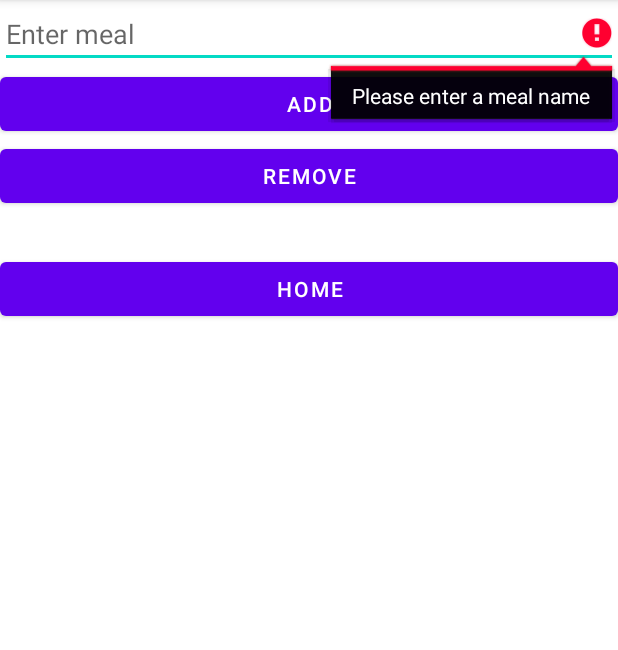
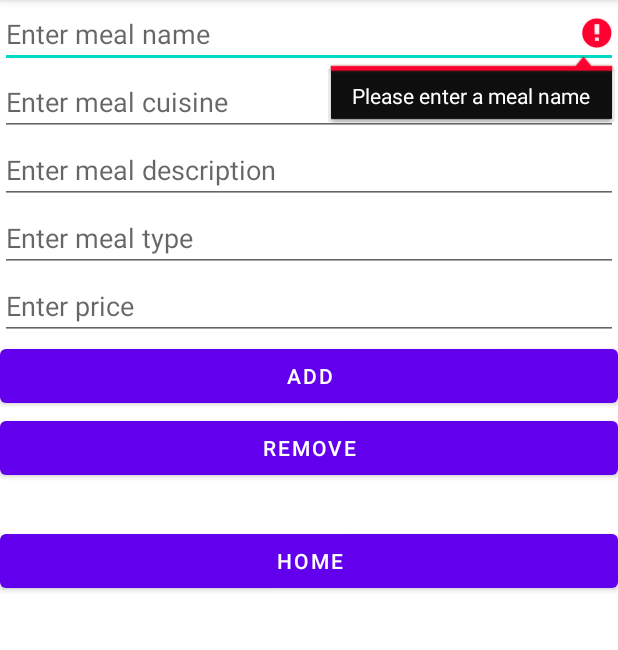
Before and after one commit to uOttawaSEGA2022/halal-eats, an Android app: the EditMenu screen opened directly, with no data from a screen before it, after a tap on "ADD", on a phone screen of 412 x 824 dp, the part 84-734 px from its top. Run offline under Robolectric (Android 15) with nearby library versions, the phone set to English and light mode, and no system bars; our stand-ins replace Firebase (no records; nobody signed in at launch, a user with empty details on screens opened directly).

Commit message:
menu and offered menu

```diff
--- a/app/src/main/java/com/example/mealerapp/EditMenu.java
+++ b/app/src/main/java/com/example/mealerapp/EditMenu.java
@@ -27,7 +27,7 @@ import android.widget.Spinner;
 public class EditMenu extends AppCompatActivity {
     //private String mealName;
     DatabaseReference databaseReference;
-    EditText mealNameInput;
+    EditText mealNameInput, mealCuisineInput, mealTypeInput, mealDescInput, priceInput;
 
     @Override
     protected void onCreate(Bundle savedInstanceState) {
@@ -39,6 +39,11 @@ public class EditMenu extends AppCompatActivity {
 
         // get meal name (capture text)
         EditText mealNameInput = (EditText) findViewById(R.id.mealNameInput);
+        EditText mealCuisineInput = (EditText) findViewById(R.id.mealCuisineInput);
+        EditText mealTypeInput = (EditText) findViewById(R.id.mealTypeInput);
+        EditText mealDescInput = (EditText) findViewById(R.id.mealDescInput);
+        EditText priceInput = (EditText) findViewById(R.id.priceInput);
+
 
 
         ArrayList<String> menu = new ArrayList<>();
@@ -58,6 +63,11 @@ public class EditMenu extends AppCompatActivity {
                 // !!!!!!!!!!!!!!!!!!! make sure they can't add empty meal //
 
                 String mealName = mealNameInput.getText().toString();
+                String mealType = mealTypeInput.getText().toString();
+                String mealCuisine = mealCuisineInput.getText().toString();
+                String mealDesc = mealDescInput.getText().toString();
+                String price = priceInput.getText().toString().replace(".", ",").replace("$", "CAD").replace("[", "(").replace("]", ")".replace("#", "number").replace("/", ""));
+
                 if (!mealName.isEmpty()) {
                     databaseReference = FirebaseDatabase.getInstance().getReference("users");
                     databaseReference.child(email).child("menu").addValueEventListener(new ValueEventListener() {
@@ -90,8 +100,18 @@ public class EditMenu extends AppCompatActivity {
                         mealNameInput.setError("Meal already exists in menu");
 
                     } else {
-                        databaseReference.child(email).child("menu").child(mealName).setValue(false);
+                        databaseReference.child(email).child("menu").child(mealName).child("offered").setValue(false);
+                        databaseReference.child(email).child("menu").child(mealName).child("mealname").setValue(mealName);
+                        databaseReference.child(email).child("menu").child(mealName).child("mealtype").setValue(mealType);
+                        databaseReference.child(email).child("menu").child(mealName).child("mealcuisine").setValue(mealCuisine);
+                        databaseReference.child(email).child("menu").child(mealName).child("mealdesc").setValue(mealDesc);
+                        databaseReference.child(email).child("menu").child(mealName).child("price").setValue(price);
+
                         mealNameInput.getText().clear();
+                        mealCuisineInput.getText().clear();
+                        mealTypeInput.getText().clear();
+                        mealDescInput.getText().clear();
+                        priceInput.getText().clear();
                     }
 
 
--- a/app/src/main/java/com/example/mealerapp/EditOfferedMenu.java
+++ b/app/src/main/java/com/example/mealerapp/EditOfferedMenu.java
@@ -41,7 +41,7 @@ public class EditOfferedMenu extends AppCompatActivity {
     @Override
     protected void onCreate(Bundle savedInstanceState) {
         super.onCreate(savedInstanceState);
-        setContentView(R.layout.activity_add_meal_to_offered_menu);
+        setContentView(R.layout.activity_edit_offered_menu);
 
         // MainLogin e = new MainLogin();
         String email =  MainLogin.emailWithCommas;
--- a/app/src/main/res/layout/activity_edit_menu.xml
+++ b/app/src/main/res/layout/activity_edit_menu.xml
@@ -15,9 +15,32 @@
             android:id="@+id/mealNameInput"
             android:layout_width="match_parent"
             android:layout_height="wrap_content"
-            android:hint="Enter meal" />
+            android:hint="Enter meal name" />
 
 
+        <EditText
+            android:id="@+id/mealCuisineInput"
+            android:layout_width="match_parent"
+            android:layout_height="wrap_content"
+            android:hint="Enter meal cuisine" />
+
+        <EditText
+            android:id="@+id/mealDescInput"
+            android:layout_width="match_parent"
+            android:layout_height="wrap_content"
+            android:hint="Enter meal description" />
+
+        <EditText
+            android:id="@+id/mealTypeInput"
+            android:layout_width="match_parent"
+            android:layout_height="wrap_content"
+            android:hint="Enter meal type" />
+
+        <EditText
+            android:id="@+id/priceInput"
+            android:layout_width="match_parent"
+            android:layout_height="wrap_content"
+            android:hint="Enter price" />
 
         <Button
             android:id="@+id/addMeal"
```
